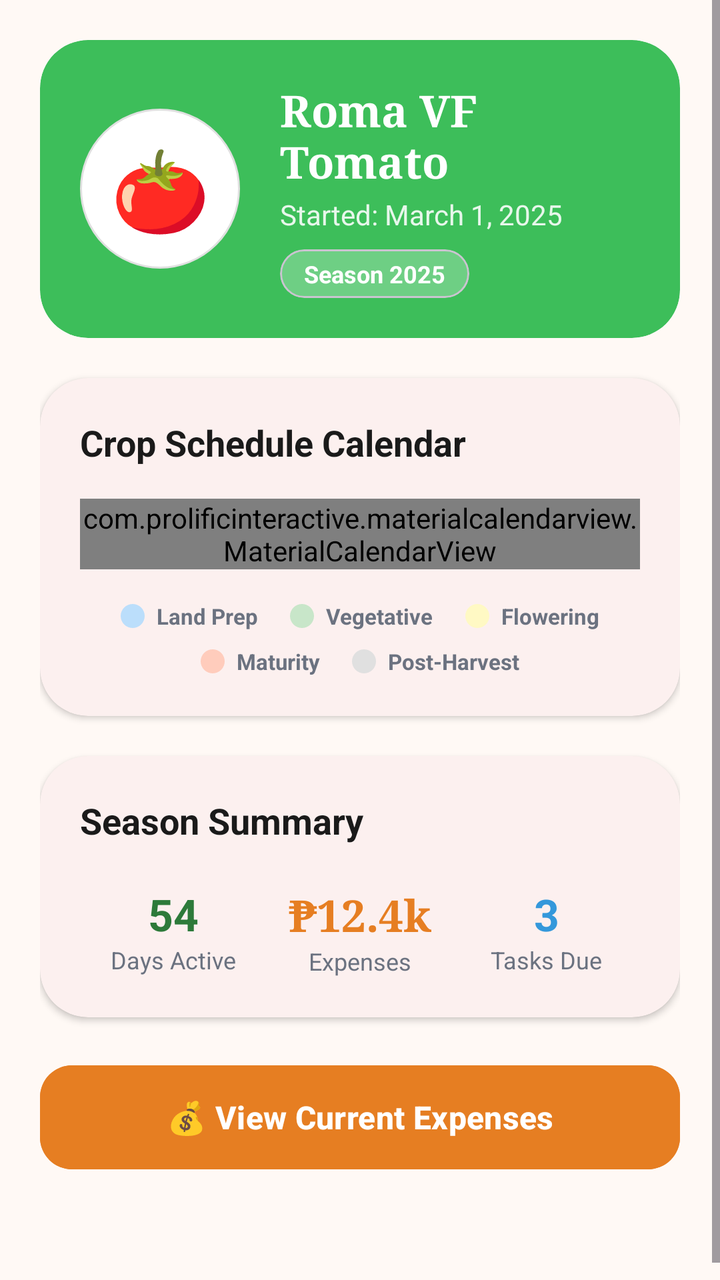
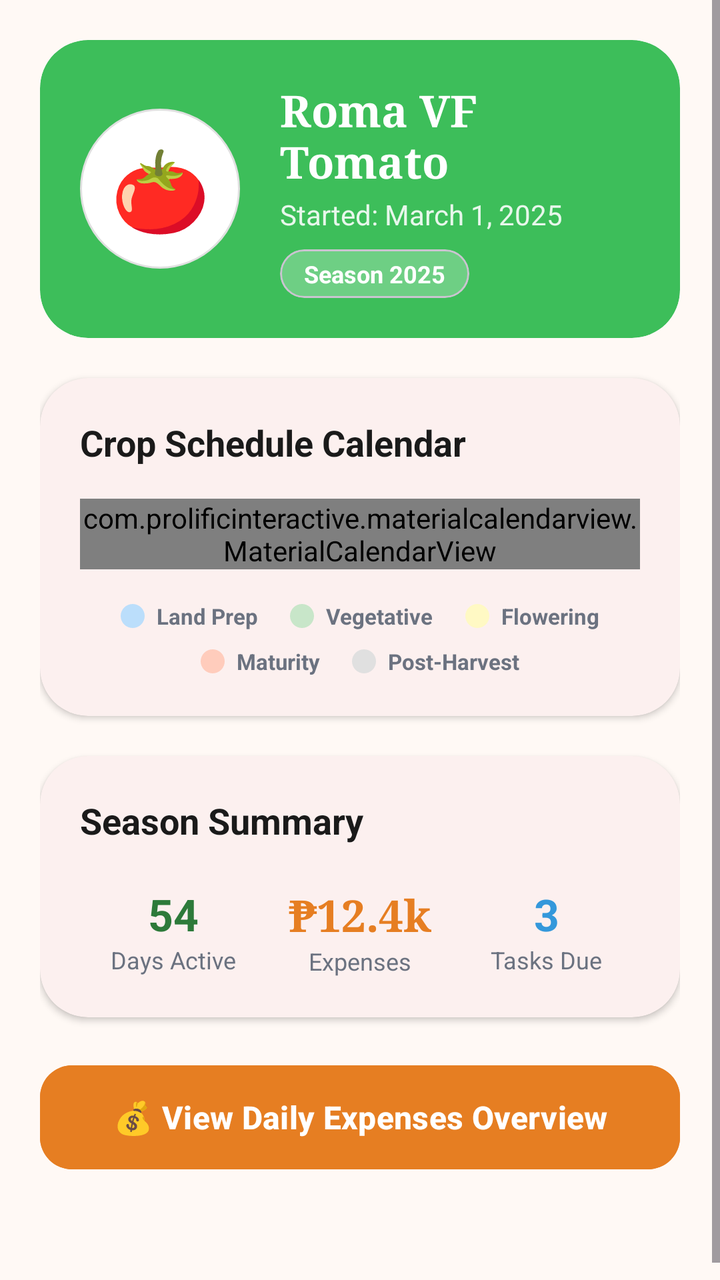

Screens rendered from an Android XML layout before and after an edit, with the pre-edit source and the edit as a unified diff.
<!-- AndroidManifest.xml: application theme Theme.TomatoApp -->
<!-- res/layout/activity_workprogram.xml -->
<?xml version="1.0" encoding="utf-8"?>
<RelativeLayout xmlns:android="http://schemas.android.com/apk/res/android"
    xmlns:app="http://schemas.android.com/apk/res-auto"
    android:id="@+id/drawer_layout" 
    android:layout_width="match_parent" 
    android:layout_height="match_parent" 
    android:background="@color/cream">

    <LinearLayout 
        android:id="@+id/main" 
        android:layout_width="match_parent" 
        android:layout_height="match_parent" 
        android:orientation="vertical">
        
        <ScrollView 
            android:layout_width="match_parent" 
            android:layout_height="0dp" 
            android:layout_weight="1"
            android:fillViewport="true"
            android:clipToPadding="false">
            
            <LinearLayout 
                android:layout_width="match_parent" 
                android:layout_height="wrap_content" 
                android:orientation="vertical" 
                android:padding="20dp">
                
                
                <com.google.android.material.card.MaterialCardView
                    android:id="@+id/headerCard"
                    android:layout_width="match_parent"
                    android:layout_height="wrap_content"
                    android:layout_marginBottom="20dp"
                    app:cardCornerRadius="24dp"
                    app:cardElevation="0dp"
                    app:cardBackgroundColor="@color/fresh_green"
                    app:strokeWidth="0dp">

                    <LinearLayout
                        android:layout_width="match_parent"
                        android:layout_height="wrap_content"
                        android:orientation="horizontal"
                        android:gravity="center_vertical"
                        android:padding="20dp">

                        <FrameLayout
                            android:layout_width="80dp"
                            android:layout_height="80dp"
                            android:layout_marginEnd="20dp"
                            android:background="@drawable/bg_circle_white"
                            android:padding="4dp">

                            <com.google.android.material.imageview.ShapeableImageView
                                android:id="@+id/cultivarImage"
                                android:layout_width="match_parent"
                                android:layout_height="match_parent"
                                android:src="@drawable/tomato_placeholder"
                                android:scaleType="centerInside"
                                app:shapeAppearanceOverlay="@style/ShapeAppearance.TomatoApp.Circle" />
                            
                            <TextView
                                android:id="@+id/cultivarEmoji"
                                android:layout_width="match_parent"
                                android:layout_height="match_parent"
                                android:text="🍅"
                                android:gravity="center"
                                android:textSize="40sp"
                                android:visibility="visible"/>
                        </FrameLayout>

                        <LinearLayout
                            android:layout_width="0dp"
                            android:layout_height="wrap_content"
                            android:layout_weight="1"
                            android:orientation="vertical">

                            <TextView
                                android:id="@+id/cultivarNameText"
                                android:layout_width="wrap_content"
                                android:layout_height="wrap_content"
                                android:text="Roma VF Tomato"
                                android:textColor="@color/white"
                                android:textSize="22sp"
                                android:textStyle="bold"
                                android:fontFamily="serif" />

                            <TextView
                                android:id="@+id/startDateText"
                                android:layout_width="wrap_content"
                                android:layout_height="wrap_content"
                                android:text="Started: March 1, 2025"
                                android:textColor="#E0FFFFFF"
                                android:textSize="14sp"
                                android:layout_marginTop="2dp" />

                            <com.google.android.material.card.MaterialCardView
                                android:layout_width="wrap_content"
                                android:layout_height="wrap_content"
                                android:layout_marginTop="8dp"
                                app:cardCornerRadius="16dp"
                                app:cardElevation="0dp"
                                app:cardBackgroundColor="#40FFFFFF">
                                
                                <TextView
                                    android:id="@+id/seasonTagText"
                                    android:layout_width="wrap_content"
                                    android:layout_height="wrap_content"
                                    android:paddingHorizontal="12dp"
                                    android:paddingVertical="4dp"
                                    android:text="Season 2025"
                                    android:textColor="@color/white"
                                    android:textSize="12sp"
                                    android:textStyle="bold" />
                            </com.google.android.material.card.MaterialCardView>
                        </LinearLayout>
                    </LinearLayout>
                </com.google.android.material.card.MaterialCardView>

                
                <com.google.android.material.card.MaterialCardView 
                    android:layout_width="match_parent" 
                    android:layout_height="wrap_content" 
                    android:layout_marginBottom="20dp" 
                    app:cardBackgroundColor="@color/white" 
                    app:cardCornerRadius="24dp"
                    app:cardElevation="2dp"
                    app:strokeWidth="0dp">
                    
                    <LinearLayout 
                        android:layout_width="match_parent" 
                        android:layout_height="wrap_content" 
                        android:orientation="vertical" 
                        android:padding="20dp">

                        <TextView
                            android:layout_width="wrap_content"
                            android:layout_height="wrap_content"
                            android:text="Crop Schedule Calendar"
                            android:textColor="@color/text_primary"
                            android:textSize="18sp"
                            android:textStyle="bold"
                            android:layout_marginBottom="16dp" />
                        
                        <com.prolificinteractive.materialcalendarview.MaterialCalendarView 
                            android:id="@+id/CalendarView" 
                            android:layout_width="match_parent" 
                            android:layout_height="wrap_content"
                            app:mcv_selectionColor="@color/fresh_green_light"
                            app:mcv_showOtherDates="all"
                            app:mcv_calendarMode="month"
                            app:mcv_headerTextAppearance="@style/CalendarHeaderStyle"
                            app:mcv_dateTextAppearance="@style/CalendarDateStyle"
                            app:mcv_weekDayTextAppearance="@style/CalendarWeekDayStyle" />

                        
                        <LinearLayout
                            android:layout_width="match_parent"
                            android:layout_height="wrap_content"
                            android:orientation="vertical"
                            android:gravity="center"
                            android:layout_marginTop="16dp">

                            
                            <LinearLayout
                                android:layout_width="wrap_content"
                                android:layout_height="wrap_content"
                                android:orientation="horizontal"
                                android:gravity="center"
                                android:layout_marginBottom="8dp">

                                <LinearLayout
                                    android:layout_width="wrap_content"
                                    android:layout_height="wrap_content"
                                    android:orientation="horizontal"
                                    android:gravity="center_vertical"
                                    android:layout_marginEnd="16dp">
                                    <View android:layout_width="12dp" android:layout_height="12dp" android:background="@drawable/bg_calendar_day_landprep" android:layout_marginEnd="6dp"/>
                                    <TextView android:layout_width="wrap_content" android:layout_height="wrap_content" android:text="Land Prep" android:textSize="11sp" android:textColor="@color/muted" android:textStyle="bold"/>
                                </LinearLayout>

                                <LinearLayout
                                    android:layout_width="wrap_content"
                                    android:layout_height="wrap_content"
                                    android:orientation="horizontal"
                                    android:gravity="center_vertical"
                                    android:layout_marginEnd="16dp">
                                    <View android:layout_width="12dp" android:layout_height="12dp" android:background="@drawable/bg_calendar_day_vegetative" android:layout_marginEnd="6dp"/>
                                    <TextView android:layout_width="wrap_content" android:layout_height="wrap_content" android:text="Vegetative" android:textSize="11sp" android:textColor="@color/muted" android:textStyle="bold"/>
                                </LinearLayout>

                                <LinearLayout
                                    android:layout_width="wrap_content"
                                    android:layout_height="wrap_content"
                                    android:orientation="horizontal"
                                    android:gravity="center_vertical">
                                    <View android:layout_width="12dp" android:layout_height="12dp" android:background="@drawable/bg_calendar_day_flowering" android:layout_marginEnd="6dp"/>
                                    <TextView android:layout_width="wrap_content" android:layout_height="wrap_content" android:text="Flowering" android:textSize="11sp" android:textColor="@color/muted" android:textStyle="bold"/>
                                </LinearLayout>
                            </LinearLayout>

                            
                            <LinearLayout
                                android:layout_width="wrap_content"
                                android:layout_height="wrap_content"
                                android:orientation="horizontal"
                                android:gravity="center">

                                <LinearLayout
                                    android:layout_width="wrap_content"
                                    android:layout_height="wrap_content"
                                    android:orientation="horizontal"
                                    android:gravity="center_vertical"
                                    android:layout_marginEnd="16dp">
                                    <View android:layout_width="12dp" android:layout_height="12dp" android:background="@drawable/bg_calendar_day_maturity" android:layout_marginEnd="6dp"/>
                                    <TextView android:layout_width="wrap_content" android:layout_height="wrap_content" android:text="Maturity" android:textSize="11sp" android:textColor="@color/muted" android:textStyle="bold"/>
                                </LinearLayout>

                                <LinearLayout
                                    android:layout_width="wrap_content"
                                    android:layout_height="wrap_content"
                                    android:orientation="horizontal"
                                    android:gravity="center_vertical">
                                    <View android:layout_width="12dp" android:layout_height="12dp" android:background="@drawable/bg_calendar_day_harvest" android:layout_marginEnd="6dp"/>
                                    <TextView android:layout_width="wrap_content" android:layout_height="wrap_content" android:text="Post-Harvest" android:textSize="11sp" android:textColor="@color/muted" android:textStyle="bold"/>
                                </LinearLayout>
                            </LinearLayout>
                        </LinearLayout>
                    </LinearLayout>
                </com.google.android.material.card.MaterialCardView>

                
                <com.google.android.material.card.MaterialCardView
                    android:layout_width="match_parent"
                    android:layout_height="wrap_content"
                    android:layout_marginBottom="20dp"
                    app:cardCornerRadius="24dp"
                    app:cardElevation="2dp"
                    app:cardBackgroundColor="@color/white"
                    app:strokeWidth="0dp">

                    <LinearLayout
                        android:layout_width="match_parent"
                        android:layout_height="wrap_content"
                        android:orientation="vertical"
                        android:padding="20dp">

                        <TextView
                            android:layout_width="wrap_content"
                            android:layout_height="wrap_content"
                            android:text="Season Summary"
                            android:textColor="@color/text_primary"
                            android:textSize="18sp"
                            android:textStyle="bold"
                            android:layout_marginBottom="20dp" />

                        <LinearLayout
                            android:layout_width="match_parent"
                            android:layout_height="wrap_content"
                            android:orientation="horizontal"
                            android:weightSum="3">

                            
                            <LinearLayout
                                android:layout_width="0dp"
                                android:layout_height="wrap_content"
                                android:layout_weight="1"
                                android:orientation="vertical"
                                android:gravity="center">
                                <TextView
                                    android:id="@+id/summaryDaysActive"
                                    android:layout_width="wrap_content"
                                    android:layout_height="wrap_content"
                                    android:text="54"
                                    android:textColor="@color/sidebar_dark_green"
                                    android:textSize="22sp"
                                    android:textStyle="bold" />
                                <TextView
                                    android:layout_width="wrap_content"
                                    android:layout_height="wrap_content"
                                    android:text="Days Active"
                                    android:textColor="@color/muted"
                                    android:textSize="12sp" />
                            </LinearLayout>

                            
                            <LinearLayout
                                android:layout_width="0dp"
                                android:layout_height="wrap_content"
                                android:layout_weight="1"
                                android:orientation="vertical"
                                android:gravity="center">
                                <TextView
                                    android:id="@+id/summaryExpenses"
                                    android:layout_width="wrap_content"
                                    android:layout_height="wrap_content"
                                    android:text="₱12.4k"
                                    android:textColor="@color/chart_orange"
                                    android:textSize="22sp"
                                    android:textStyle="bold"
                                    android:fontFamily="serif" />
                                <TextView
                                    android:layout_width="wrap_content"
                                    android:layout_height="wrap_content"
                                    android:text="Expenses"
                                    android:textColor="@color/muted"
                                    android:textSize="12sp" />
                            </LinearLayout>

                            
                            <LinearLayout
                                android:layout_width="0dp"
                                android:layout_height="wrap_content"
                                android:layout_weight="1"
                                android:orientation="vertical"
                                android:gravity="center">
                                <TextView
                                    android:id="@+id/summaryTasksDue"
                                    android:layout_width="wrap_content"
                                    android:layout_height="wrap_content"
                                    android:text="3"
                                    android:textColor="#3498DB"
                                    android:textSize="22sp"
                                    android:textStyle="bold" />
                                <TextView
                                    android:layout_width="wrap_content"
                                    android:layout_height="wrap_content"
                                    android:text="Tasks Due"
                                    android:textColor="@color/muted"
                                    android:textSize="12sp" />
                            </LinearLayout>
                        </LinearLayout>
                    </LinearLayout>
                </com.google.android.material.card.MaterialCardView>

                <com.google.android.material.button.MaterialButton 
                    android:id="@+id/btnCurrentExpenses" 
                    android:layout_width="match_parent" 
                    android:layout_height="60dp" 
                    android:text="💰 View Current Expenses" 
                    app:cornerRadius="16dp" 
                    android:textStyle="bold"
                    android:textSize="16sp"
                    android:textColor="@color/white"
                    android:backgroundTint="@color/orange"
                    android:layout_marginBottom="40dp"
                    app:elevation="4dp"/>
            </LinearLayout>
        </ScrollView>
    </LinearLayout>
    
    
    <View android:id="@+id/floatingFormCard" android:layout_width="0dp" android:layout_height="0dp" android:visibility="gone" />
    <Spinner android:id="@+id/cultivarSpinner" android:layout_width="0dp" android:layout_height="0dp" android:visibility="gone" />
    <EditText android:id="@+id/landAreaInput" android:layout_width="0dp" android:layout_height="0dp" android:visibility="gone"/>
    <DatePicker android:id="@+id/startDatePicker" android:layout_width="0dp" android:layout_height="0dp" android:visibility="gone"/>
    <Button android:id="@+id/btnSubmitForm" android:layout_width="0dp" android:layout_height="0dp" android:visibility="gone"/>
    <TextView android:id="@+id/calendarHeader" android:layout_width="0dp" android:layout_height="0dp" android:visibility="gone"/>
    <ImageView android:id="@+id/headerCultivarImage" android:layout_width="0dp" android:layout_height="0dp" android:visibility="gone"/>
    <TextView android:id="@+id/headerCultivarName" android:layout_width="0dp" android:layout_height="0dp" android:visibility="gone"/>
    <TextView android:id="@+id/headerStartDate" android:layout_width="0dp" android:layout_height="0dp" android:visibility="gone"/>
    <LinearLayout android:id="@+id/taskWarningBanner" android:layout_width="0dp" android:layout_height="0dp" android:visibility="gone"/>
</RelativeLayout>
<!-- resources referenced by this layout -->
<resources>
  <color name="chart_orange">#E67E22</color>
  <color name="cream">#FFF9F5</color>
  <color name="fresh_green">#3DBE5A</color>
  <color name="fresh_green_light">#E6F4EA</color>
  <color name="muted">#6B7280</color>
  <color name="orange">#E67E22</color>
  <color name="sidebar_dark_green">#2D7A3A</color>
  <color name="text_primary">#1A1A1A</color>
  <color name="white">#FFFFFFFF</color>
  <!-- drawable bg_calendar_day_flowering (drawable) -->
  <?xml version="1.0" encoding="utf-8"?>
  <shape xmlns:android="http://schemas.android.com/apk/res/android"
      android:shape="rectangle">
      <corners android:radius="8dp" />
      <solid android:color="#FFF9C4" /> 
  </shape>
  <!-- drawable bg_calendar_day_harvest (drawable) -->
  <?xml version="1.0" encoding="utf-8"?>
  <shape xmlns:android="http://schemas.android.com/apk/res/android"
      android:shape="rectangle">
      <corners android:radius="8dp" />
      <solid android:color="#E0E0E0" /> 
  </shape>
  <!-- drawable bg_calendar_day_landprep (drawable) -->
  <?xml version="1.0" encoding="utf-8"?>
  <shape xmlns:android="http://schemas.android.com/apk/res/android"
      android:shape="rectangle">
      <corners android:radius="8dp" />
      <solid android:color="#BBDEFB" /> 
  </shape>
  <!-- drawable bg_calendar_day_maturity (drawable) -->
  <?xml version="1.0" encoding="utf-8"?>
  <shape xmlns:android="http://schemas.android.com/apk/res/android"
      android:shape="rectangle">
      <corners android:radius="8dp" />
      <solid android:color="#FFCCBC" /> 
  </shape>
  <!-- drawable bg_calendar_day_vegetative (drawable) -->
  <?xml version="1.0" encoding="utf-8"?>
  <shape xmlns:android="http://schemas.android.com/apk/res/android"
      android:shape="rectangle">
      <corners android:radius="8dp" />
      <solid android:color="#C8E6C9" /> 
  </shape>
  <!-- drawable bg_circle_white (drawable) -->
  <?xml version="1.0" encoding="utf-8"?>
  <shape xmlns:android="http://schemas.android.com/apk/res/android"
      android:shape="oval">
      <solid android:color="#FFFFFF" />
      <stroke android:width="1dp" android:color="#E0E0E0" />
  </shape>
  <!-- drawable tomato_placeholder (drawable) -->
  <?xml version="1.0" encoding="utf-8"?>
  <vector xmlns:android="http://schemas.android.com/apk/res/android"
      android:width="24dp"
      android:height="24dp"
      android:viewportWidth="24"
      android:viewportHeight="24">
      <path
          android:fillColor="#D93025"
          android:pathData="M12,2C8.13,2 5,5.13 5,9c0,5.25 7,13 7,13s7,-7.75 7,-13c0,-3.87 -3.13,-7 -7,-7zM12,11.5c-1.38,0 -2.5,-1.12 -2.5,-2.5s1.12,-2.5 2.5,-2.5 2.5,1.12 2.5,2.5 -1.12,2.5 -2.5,2.5z" />
  </vector>
  <style name="CalendarDateStyle" parent="TextAppearance.AppCompat.Small">
          <item name="android:textColor">#000000</item>
          <item name="android:textSize">14sp</item>
      </style>
  <style name="CalendarHeaderStyle" parent="TextAppearance.AppCompat.Medium">
          <item name="android:textColor">#000000</item>
          <item name="android:textStyle">bold</item>
          <item name="android:textSize">16sp</item>
      </style>
  <style name="CalendarWeekDayStyle" parent="TextAppearance.AppCompat.Small">
          <item name="android:textColor">#000000</item>
          <item name="android:textStyle">bold</item>
          <item name="android:textSize">12sp</item>
      </style>
  <style name="ShapeAppearance.TomatoApp.Circle" parent="ShapeAppearance.Material3.MediumComponent">
          <item name="cornerFamily">rounded</item>
          <item name="cornerSize">50%</item>
      </style>
  <style name="Theme.TomatoApp" parent="Base.Theme.TomatoApp" />
  <color name="tomato_red">#D93025</color>
  <color name="surface">#FFFFFF</color>
  <color name="error">#D93025</color>
  <color name="bg_light_gray">#FFF9F5</color>
  <!-- unchanged entries left out for length: 1 -->
</resources>

<!-- the commit's change to res/layout/activity_workprogram.xml (unified diff, before → after) -->
@@ -336,7 +336,7 @@
                     android:id="@+id/btnCurrentExpenses" 
                     android:layout_width="match_parent" 
                     android:layout_height="60dp" 
-                    android:text="💰 View Current Expenses" 
+                    android:text="💰 View Daily Expenses Overview" 
                     app:cornerRadius="16dp" 
                     android:textStyle="bold"
                     android:textSize="16sp"
